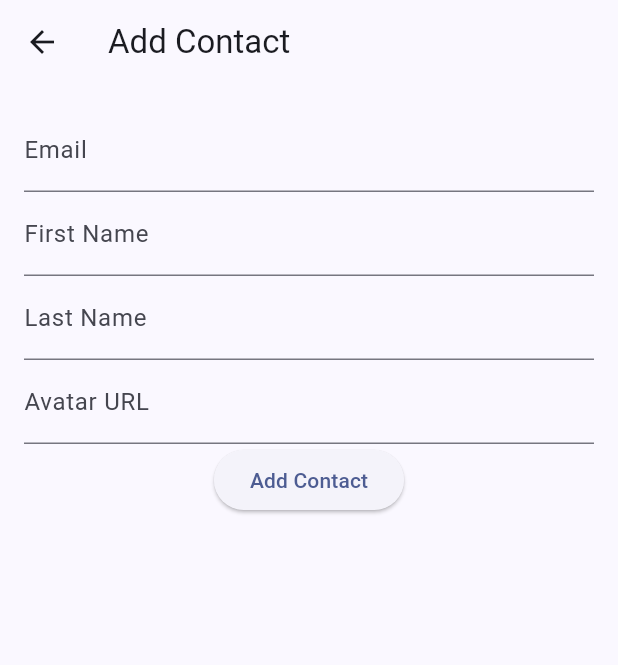
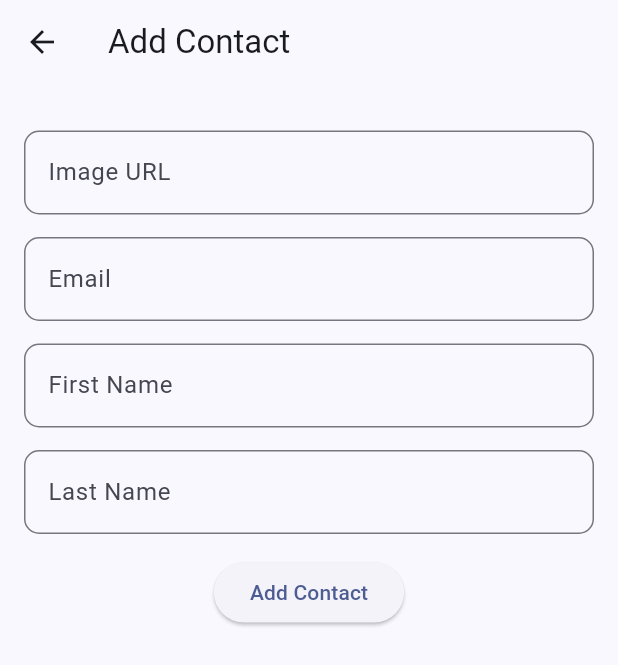
Before and after one commit to afifShyam/my_contact_using_reqres.in, a Flutter app: the screen it shows after launch, after a tap on the "add" icon, on a phone screen of 412 x 824 dp. Shown: the top 665 px of the screen. Run offline on Flutter 3.47's test engine with Material 2 defaults, Android fonts, the phone set to English and light mode, and no system bars; our stand-ins replace cached_network_image, flutter_slidable, shared_preferences; network calls fail.

Commit message:
On branch main Your branch is up to date with 'origin/main'.
Changes to be committed:
	new file:   assets/images/default_avatar.png
	modified:   lib/addContact.dart
	modified:   lib/fetchUserData.dart
	modified:   lib/my contact.dart
	modified:   lib/profile.dart
	modified:   lib/sendemail.dart
	modified:   macos/Flutter/GeneratedPluginRegistrant.swift
	modified:   pubspec.lock
	modified:   pubspec.yaml

```diff
--- a/lib/addContact.dart
+++ b/lib/addContact.dart
@@ -1,12 +1,13 @@
 import 'package:flutter/material.dart';
-import 'fetchUserData.dart';
 import 'package:http/http.dart' as http;
 import 'dart:convert';
+import 'package:cached_network_image/cached_network_image.dart';
+import 'fetchUserData.dart'; // Import your Contact class here
 
 class addPage extends StatefulWidget {
   final Function(Contact) onContactAdded;
 
-  addPage({Key? key, required this.onContactAdded}) : super(key: key);
+  const addPage({Key? key, required this.onContactAdded}) : super(key: key);
 
   @override
   _addPageState createState() => _addPageState();
@@ -17,26 +18,10 @@ class _addPageState extends State<addPage> {
   final TextEditingController _emailController = TextEditingController();
   final TextEditingController _fnameController = TextEditingController();
   final TextEditingController _lnameController = TextEditingController();
-  final TextEditingController _avatarController = TextEditingController();
-
-  Future<int> fetchHighestId() async {
-    final response = await http.get(Uri.parse('https://reqres.in/api/users'));
-    final jsonData = json.decode(response.body);
-    final List<dynamic> data = jsonData['data'];
-
-    int highestId = 0;
-    for (final item in data) {
-      final id = item['id'];
-      if (id is int && id > highestId) {
-        highestId = id;
-      }
-    }
-
-    return highestId;
-  }
+  String? avatarUrl;
 
   Future<void> createData(
-      String email, String fname, String lname, String avatar) async {
+      String email, String fname, String lname, String avatarUrl) async {
     try {
       final int newId = await fetchHighestId() + 1;
 
@@ -49,7 +34,7 @@ class _addPageState extends State<addPage> {
             'email': email,
             'first_name': fname,
             'last_name': lname,
-            'avatar': avatar,
+            'avatar': avatarUrl,
           }));
 
       if (response.statusCode == 201) {
@@ -59,7 +44,7 @@ class _addPageState extends State<addPage> {
           email: email,
           firstName: fname,
           lastName: lname,
-          image: avatar,
+          image: avatarUrl,
         );
 
         // Call the callback to notify MyContact widget about the new contact
@@ -73,19 +58,60 @@ class _addPageState extends State<addPage> {
         throw Exception('Failed to create data');
       }
     } catch (error) {
-      print(error);
+      print('Error creating data: $error');
       throw Exception('Failed to create data');
+    }
+  }
+
+  Future<int> fetchHighestId() async {
+    try {
+      final response = await http.get(Uri.parse('https://reqres.in/api/users'));
+      final jsonData = json.decode(response.body);
+      final List<dynamic> data = jsonData['data'];
+
+      int highestId = 0;
+      for (final item in data) {
+        final id = item['id'];
+        if (id is int && id > highestId) {
+          highestId = id;
+        }
+      }
+
+      return highestId;
+    } catch (error) {
+      print('Error fetching highest ID: $error');
+      throw Exception('Failed to fetch highest ID');
     }
   }
 
   void _submitForm() {
     if (_formKey.currentState!.validate()) {
-      createData(
-        _emailController.text,
-        _fnameController.text,
-        _lnameController.text,
-        _avatarController.text,
-      );
+      if (avatarUrl != null) {
+        createData(
+          _emailController.text,
+          _fnameController.text,
+          _lnameController.text,
+          avatarUrl!,
+        );
+      } else {
+        showDialog(
+          context: context,
+          builder: (BuildContext context) {
+            return AlertDialog(
+              title: const Text('Error'),
+              content: const Text('Please enter an image URL.'),
+              actions: [
+                TextButton(
+                  onPressed: () {
+                    Navigator.pop(context);
+                  },
+                  child: const Text('OK'),
+                ),
+              ],
+            );
+          },
+        );
+      }
     }
   }
 
@@ -93,7 +119,7 @@ class _addPageState extends State<addPage> {
   Widget build(BuildContext context) {
     return Scaffold(
       appBar: AppBar(
-        title: Text('Add Contact'),
+        title: const Text('Add Contact'),
       ),
       body: Padding(
         padding: const EdgeInsets.all(16.0),
@@ -101,9 +127,50 @@ class _addPageState extends State<addPage> {
           key: _formKey,
           child: Column(
             children: [
+              if (avatarUrl != null)
+                ClipRRect(
+                  borderRadius:
+                      BorderRadius.circular(60), // Adjust the radius as needed
+                  child: CachedNetworkImage(
+                    imageUrl: avatarUrl!,
+                    width: 90,
+                    height: 90,
+                    fit: BoxFit.cover,
+                    placeholder: (context, url) =>
+                        const CircularProgressIndicator(),
+                    errorWidget: (context, url, error) =>
+                        const Icon(Icons.error),
+                  ),
+                ),
+              const SizedBox(
+                height: 15,
+              ),
+              TextFormField(
+                onChanged: (value) {
+                  setState(() {
+                    avatarUrl = value;
+                  });
+                },
+                decoration: InputDecoration(
+                  labelText: 'Image URL',
+                  hintText: 'Enter image URL here',
+                  border: OutlineInputBorder(
+                    borderRadius: BorderRadius.circular(10),
+                  ),
+                ),
+              ),
+              const SizedBox(
+                height: 15,
+              ),
               TextFormField(
                 controller: _emailController,
-                decoration: InputDecoration(labelText: 'Email'),
+                decoration: InputDecoration(
+                  labelText: 'Email',
+                  hintText: 'Email@gmail.com',
+                  border: OutlineInputBorder(
+                    borderRadius: BorderRadius.circular(10),
+                  ),
+                ),
                 validator: (value) {
                   if (value == null || value.isEmpty) {
                     return 'Please enter an email';
@@ -111,9 +178,18 @@ class _addPageState extends State<addPage> {
                   return null;
                 },
               ),
+              const SizedBox(
+                height: 15,
+              ),
               TextFormField(
                 controller: _fnameController,
-                decoration: InputDecoration(labelText: 'First Name'),
+                decoration: InputDecoration(
+                  labelText: 'First Name',
+                  hintText: 'Afiq',
+                  border: OutlineInputBorder(
+                    borderRadius: BorderRadius.circular(10),
+                  ),
+                ),
                 validator: (value) {
                   if (value == null || value.isEmpty) {
                     return 'Please enter a first name';
@@ -121,9 +197,18 @@ class _addPageState extends State<addPage> {
                   return null;
                 },
               ),
+              const SizedBox(
+                height: 15,
+              ),
               TextFormField(
                 controller: _lnameController,
-                decoration: InputDecoration(labelText: 'Last Name'),
+                decoration: InputDecoration(
+                  labelText: 'Last Name',
+                  hintText: 'Syakir',
+                  border: OutlineInputBorder(
+                    borderRadius: BorderRadius.circular(10),
+                  ),
+                ),
                 validator: (value) {
                   if (value == null || value.isEmpty) {
                     return 'Please enter a last name';
@@ -131,19 +216,12 @@ class _addPageState extends State<addPage> {
                   return null;
                 },
               ),
-              TextFormField(
-                controller: _avatarController,
-                decoration: InputDecoration(labelText: 'Avatar URL'),
-                validator: (value) {
-                  if (value == null || value.isEmpty) {
-                    return 'Please enter an avatar URL';
-                  }
-                  return null;
-                },
+              const SizedBox(
+                height: 15,
               ),
               ElevatedButton(
                 onPressed: _submitForm,
-                child: Text('Add Contact'),
+                child: const Text('Add Contact'),
               ),
             ],
           ),
--- a/lib/fetchUserData.dart
+++ b/lib/fetchUserData.dart
@@ -1,4 +1,5 @@
 import 'dart:convert';
+
 import 'package:shared_preferences/shared_preferences.dart';
 
 class Contact {
@@ -6,25 +7,37 @@ class Contact {
   String email;
   String firstName;
   String lastName;
+  bool isFav;
   String image;
-  bool isFav;
 
   Contact({
     required this.id,
     required this.email,
     required this.firstName,
     required this.lastName,
+    this.isFav = false,
     required this.image,
-    this.isFav = false,
   });
 
   factory Contact.fromJson(Map<String, dynamic> json) {
     return Contact(
-        id: json['id'],
-        email: json['email'],
-        firstName: json['first_name'],
-        lastName: json['last_name'],
-        image: json['avatar']);
+      id: json['id'],
+      email: json['email'],
+      firstName: json['first_name'],
+      lastName: json['last_name'],
+      image: json["avatar"],
+    );
+  }
+
+  Map<String, dynamic> toJson() {
+    return {
+      'id': id,
+      'email': email,
+      'first_name': firstName,
+      'last_name': lastName,
+      'avatar': image,
+      'isFav': isFav,
+    };
   }
 }
 
@@ -34,4 +47,14 @@ class ContactDataSource {
     final prefs = await SharedPreferences.getInstance();
     prefs.setString('contacts', jsonEncode(contacts));
   }
+
+  Future<List<Contact>> loadContacts() async {
+    final prefs = await SharedPreferences.getInstance();
+    final contactsJson = prefs.getString('contacts');
+    if (contactsJson != null) {
+      final List<dynamic> contactsData = jsonDecode(contactsJson);
+      return contactsData.map((data) => Contact.fromJson(data)).toList();
+    }
+    return [];
+  }
 }
--- a/lib/my contact.dart
+++ b/lib/my contact.dart
@@ -7,6 +7,7 @@ import 'package:my_contact/addContact.dart';
 import 'package:my_contact/fetchUserData.dart';
 import 'package:my_contact/profile.dart';
 import 'package:my_contact/sendemail.dart';
+import 'package:cached_network_image/cached_network_image.dart';
 
 enum ContactFilter { all, favourite }
 
@@ -29,6 +30,16 @@ class _MyContactState extends State<MyContact> {
   void initState() {
     super.initState();
     _contactFuture = fetchContacts();
+    _loadContacts();
+  }
+
+  Future<void> _loadContacts() async {
+    final contacts = await dataSource.loadContacts();
+    setState(() {
+      _allContacts = contacts;
+      _filteredContacts =
+          _allContacts.where((contact) => contact.isFav).toList();
+    });
   }
 
   Future<List<Contact>> fetchContacts() async {
@@ -52,6 +63,8 @@ class _MyContactState extends State<MyContact> {
         setState(() {
           _allContacts.removeWhere((contact) => contact.id == id);
           _filteredContacts.removeWhere((contact) => contact.id == id);
+
+          dataSource.saveContacts(_allContacts);
         });
       } else {
         throw Exception('Failed to delete contact');
@@ -79,10 +92,10 @@ class _MyContactState extends State<MyContact> {
 
     if (updatedContact != null) {
       setState(() {
-        // Find and update the contact in the list
         final index = _allContacts.indexWhere((c) => c.id == updatedContact.id);
         if (index != -1) {
           _allContacts[index] = updatedContact;
+          dataSource.saveContacts(_allContacts);
         }
       });
     }
@@ -100,7 +113,7 @@ class _MyContactState extends State<MyContact> {
         : _allContacts.where((contact) => contact.isFav).toList();
 
     if (displayedContacts.isEmpty) {
-      return const Text('No contacts');
+      return const Center(child: Text('No contacts'));
     }
 
     return ListView.builder(
@@ -108,16 +121,20 @@ class _MyContactState extends State<MyContact> {
       itemBuilder: (context, index) {
         final contact = displayedContacts[index];
         return Slidable(
-            startActionPane:
-                ActionPane(motion: const StretchMotion(), children: [
+          startActionPane: ActionPane(
+            motion: const StretchMotion(),
+            children: [
               SlidableAction(
                 backgroundColor: contact.isFav ? Colors.grey : Colors.purple,
                 icon: contact.isFav ? Icons.favorite : Icons.favorite_border,
                 label: 'Fav',
                 onPressed: (context) => _toggleFavorite(contact),
               ),
-            ]),
-            endActionPane: ActionPane(motion: const StretchMotion(), children: [
+            ],
+          ),
+          endActionPane: ActionPane(
+            motion: const StretchMotion(),
+            children: [
               SlidableAction(
                 backgroundColor: Colors.yellow,
                 icon: Icons.edit_square,
@@ -132,10 +149,11 @@ class _MyContactState extends State<MyContact> {
                 label: 'Delete',
                 onPressed: (context) => _onDismissed(contact),
               ),
-            ]),
+            ],
+          ),
           child: ListTile(
             leading: CircleAvatar(
-                backgroundImage: NetworkImage(contact.image),
+              backgroundImage: CachedNetworkImageProvider(contact.image),
             ),
             title: Text("${contact.firstName} ${contact.lastName}"),
             subtitle: Text(contact.email),
@@ -144,7 +162,7 @@ class _MyContactState extends State<MyContact> {
                 Navigator.push(
                   context,
                   MaterialPageRoute(
-                      builder: (context) => sendEmail(
+                    builder: (context) => SendEmail(
                       contactId: contact.id,
                       initialEmail: contact.email,
                       initialFirstName: contact.firstName,
@@ -160,7 +178,8 @@ class _MyContactState extends State<MyContact> {
                 height: 40,
               ),
             ),
-            ));
+          ),
+        );
       },
     );
   }
@@ -206,6 +225,8 @@ class _MyContactState extends State<MyContact> {
         _filteredContacts[filteredIndex].isFav =
             !_filteredContacts[filteredIndex].isFav;
       }
+
+      dataSource.saveContacts(_allContacts);
     });
   }
 
@@ -224,12 +245,20 @@ class _MyContactState extends State<MyContact> {
     }
   }
 
-  void _refreshContacts() {
+  void _refreshContacts() async {
+    try {
+      final fetchedContacts = await fetchContacts();
       setState(() {
-      _contactFuture = fetchContacts();
+        _allContacts = fetchedContacts;
+        _filteredContacts.clear();
         _searchController.clear();
-      _filteredContacts.clear();
+        dataSource.saveContacts(_allContacts);
       });
+    } catch (error) {
+      if (kDebugMode) {
+        print(error);
+      }
+    }
   }
 
   @override
--- a/pubspec.yaml
+++ b/pubspec.yaml
@@ -7,6 +7,7 @@ environment:
   sdk: ">=3.0.5 <4.0.0"
 
 dependencies:
+  cached_network_image: ^3.2.3
   flutter:
     sdk: flutter
   flutter_slidable: ^3.0.0
@@ -25,3 +26,4 @@ flutter:
 
   assets:
     - assets/images/paperplane.png
+    - assets/images/default_avatar.png
```
Also changed, not shown: lib/profile.dart (+53 -50 lines), lib/sendemail.dart (+14 -16 lines), assets/images/default_avatar.png (added), pubspec.lock, 1 other file. Lines whose indentation alone changed are shown as unchanged.
